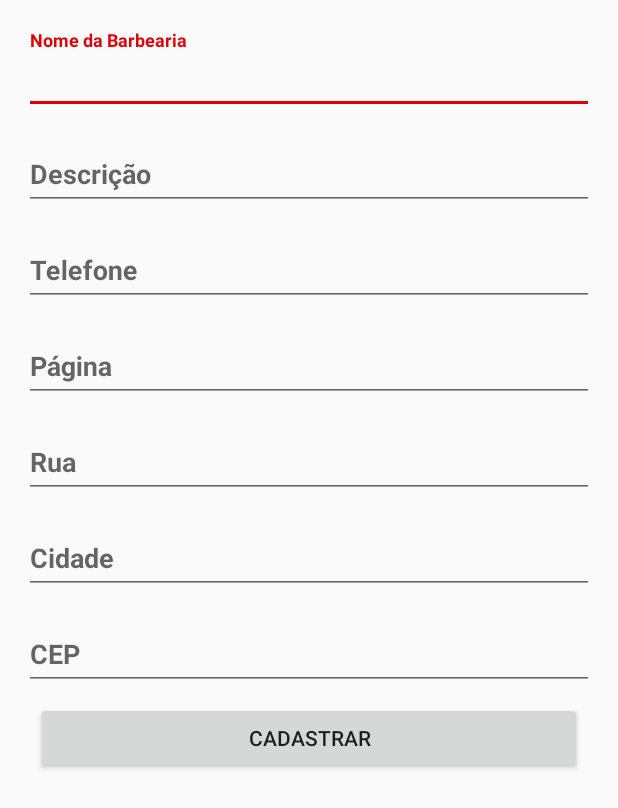
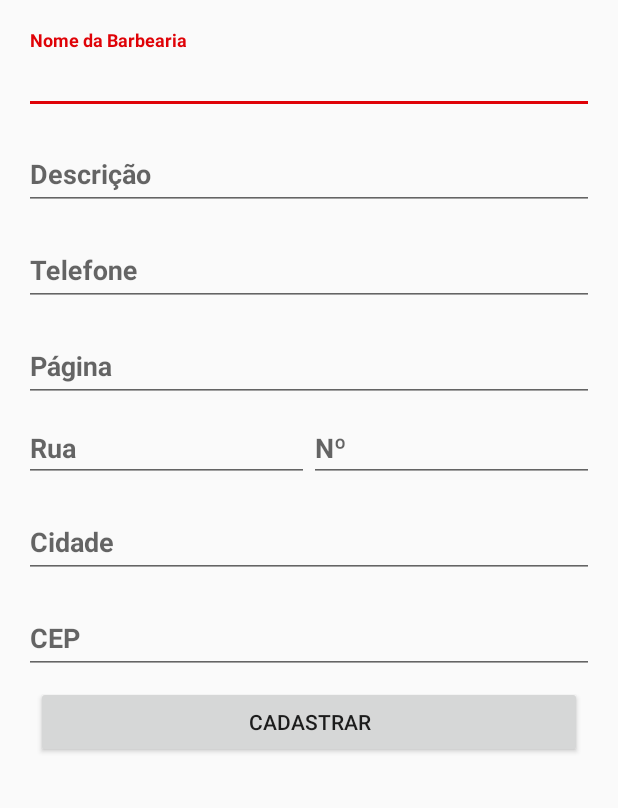
Before and after one commit to BoraRodrigo/IntegraBarber, an Android app: the CadastroBarbeariaActivity screen opened directly, with no data from a screen before it, on a phone screen of 412 x 824 dp. Shown: the top 808 px of the screen. Run offline under Robolectric (Android 15) with nearby library versions, the phone set to English and light mode, and no system bars; our stand-ins replace Firebase (no records; nobody signed in at launch, a user with empty details on screens opened directly).

```diff
--- a/app/src/main/java/com/projeto/integrador/Activity/CadastroBarbeariaActivity.java
+++ b/app/src/main/java/com/projeto/integrador/Activity/CadastroBarbeariaActivity.java
@@ -24,7 +24,7 @@ import com.projeto.integrador.R;
 
 public class CadastroBarbeariaActivity extends AppCompatActivity {
 
-    private TextInputEditText txtNomeBarbearia, txtDescricao, txtTelefone, txtPagina, txtRua, txtCidade, txtCEP;
+    private TextInputEditText txtNomeBarbearia, txtDescricao, txtTelefone, txtPagina, txtRua, txtCidade, txtCEP,txtnumero;
     private FirebaseAuth autenticacao;
 
     Barbeiro barbeiro;
@@ -42,6 +42,8 @@ public class CadastroBarbeariaActivity extends AppCompatActivity {
         txtRua = findViewById(R.id.txtRua);
         txtCidade = findViewById(R.id.txtCidade);
         txtCEP = findViewById(R.id.txtCEP);
+        txtnumero=findViewById(R.id.txtNumero);
+
     }
 
     public void validaCampos(View view) {
@@ -52,6 +54,9 @@ public class CadastroBarbeariaActivity extends AppCompatActivity {
                         if (!txtRua.getText().toString().isEmpty()) {
                             if (!txtCidade.getText().toString().isEmpty()) {
                                 if (!txtCEP.getText().toString().isEmpty()) {
+                                    if (!txtnumero.getText().toString().isEmpty()) {
+
+
                                         Barbearia barbearia = new Barbearia();
                                         barbearia.setNomebarbearia(txtNomeBarbearia.getText().toString());
                                         barbearia.setDescricao(txtDescricao.getText().toString());
@@ -60,6 +65,7 @@ public class CadastroBarbeariaActivity extends AppCompatActivity {
                                         barbearia.setRua(txtRua.getText().toString());
                                         barbearia.setCidade(txtCidade.getText().toString());
                                         barbearia.setCep(txtCEP.getText().toString());
+                                        barbearia.setNumero(Integer.parseInt(txtnumero.getText().toString()));
 
                                         Intent intent = getIntent();
                                         Bundle bundle = intent.getExtras();
@@ -68,6 +74,9 @@ public class CadastroBarbeariaActivity extends AppCompatActivity {
                                         barbearia.setIdBarbeiro(barbeiro.getId());
 
                                         cadastrarBarbearia(barbearia);
+                                    }else{
+                                        Toast.makeText(getApplicationContext(), "Preencha o Numero", Toast.LENGTH_SHORT).show();
+                                    }
                                 } else {
                                     Toast.makeText(getApplicationContext(), "Preencha o CEP", Toast.LENGTH_SHORT).show();
                                 }
--- a/app/src/main/res/layout/activity_cadastro_barbearia.xml
+++ b/app/src/main/res/layout/activity_cadastro_barbearia.xml
@@ -118,13 +118,31 @@
                 app:layout_constraintStart_toStartOf="parent"
                 app:layout_constraintTop_toBottomOf="@+id/textInputLayout8">
 
-                <android.support.design.widget.TextInputEditText
-                    android:id="@+id/txtRua"
+                <LinearLayout
                     android:layout_width="match_parent"
-                    android:layout_height="wrap_content"
-                    android:hint="Rua"
-                    android:inputType="text"
-                    android:textStyle="bold" />
+                    android:layout_height="match_parent"
+                    android:orientation="horizontal">
+
+                    <android.support.design.widget.TextInputEditText
+                        android:id="@+id/txtRua"
+                        android:layout_width="161dp"
+                        android:layout_height="wrap_content"
+                        android:layout_weight="1"
+                        android:hint="Rua"
+                        android:inputType="text"
+                        android:textStyle="bold" />
+
+                    <android.support.design.widget.TextInputEditText
+                        android:id="@+id/txtNumero"
+                        android:layout_width="161dp"
+                        android:layout_height="wrap_content"
+                        android:layout_weight="1"
+                        android:hint="Nº"
+                        android:inputType="text"
+                        android:textStyle="bold" />
+
+                </LinearLayout>
+
             </android.support.design.widget.TextInputLayout>
 
             <android.support.design.widget.TextInputLayout
```
Also changed, not shown: app/src/main/java/com/projeto/integrador/Activity/MapsFragment.java (+82 -42 lines), app/src/main/java/com/projeto/integrador/Model/Barbearia.java (+9 -0 lines). Lines whose indentation alone changed are shown as unchanged.
